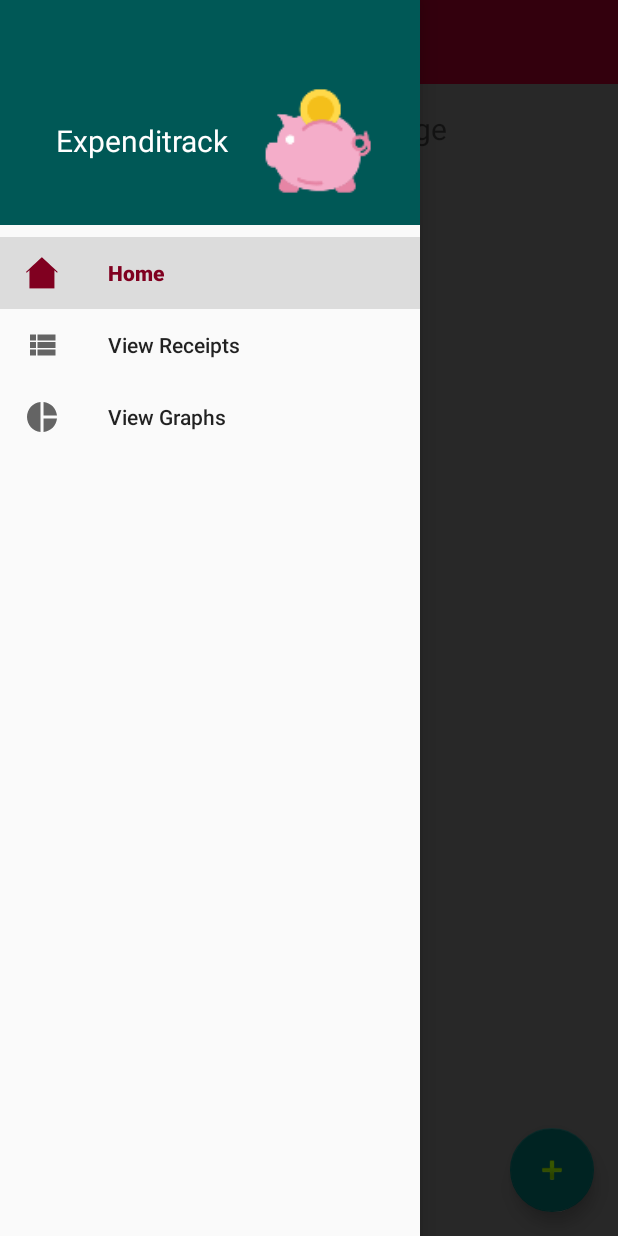
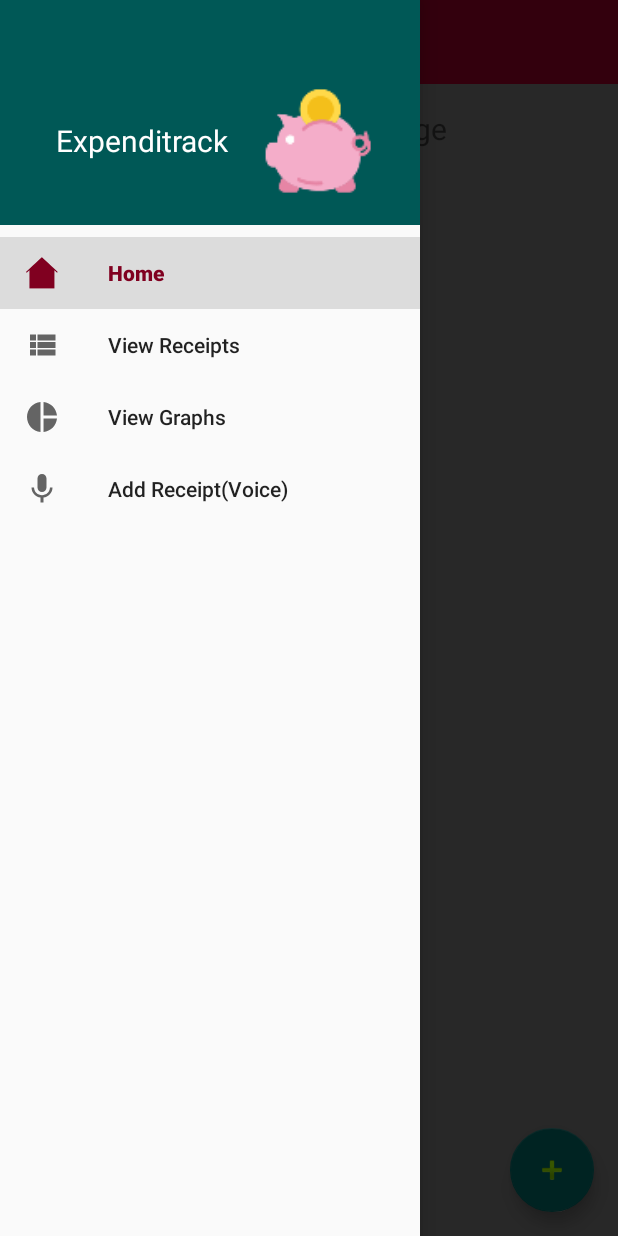
Before and after one commit to mulvaney08/Expenditrack, an Android app: the screen it shows after launch (Main), with the side drawer open, on a phone screen of 412 x 824 dp. Run offline under Robolectric (Android 15) with nearby library versions, the phone set to English and light mode, and no system bars; our stand-ins replace Firebase (no records; nobody signed in at launch, a user with empty details on screens opened directly); libraries missing offline, so code that uses them is left out: com.google.api.client, com.google.api.services.

Commit message:
Voice recognition added

```diff
--- a/app/src/main/java/com/expenditrack/expenditrack/Utils.java
+++ b/app/src/main/java/com/expenditrack/expenditrack/Utils.java
@@ -74,7 +74,7 @@ public class Utils {
         getDatabase();
 
         databaseReference = firebaseDatabase.getReferenceFromUrl("https://expenditrack-184010.firebaseio.com/");
-        receiptRef = databaseReference.child("users").child("aaron").child("receipts");
+        receiptRef = databaseReference.child("users").child("Aaron").child("receipts");
         receiptIDReference = databaseReference.child("receiptIDs");
     }
 
--- /dev/null
+++ b/app/src/main/res/drawable/ic_mic_black_24dp.xml
@@ -0,0 +1,9 @@
+<vector xmlns:android="http://schemas.android.com/apk/res/android"
+        android:width="24dp"
+        android:height="24dp"
+        android:viewportWidth="24.0"
+        android:viewportHeight="24.0">
+    <path
+        android:fillColor="#FF000000"
+        android:pathData="M12,14c1.66,0 2.99,-1.34 2.99,-3L15,5c0,-1.66 -1.34,-3 -3,-3S9,3.34 9,5v6c0,1.66 1.34,3 3,3zM17.3,11c0,3 -2.54,5.1 -5.3,5.1S6.7,14 6.7,11L5,11c0,3.41 2.72,6.23 6,6.72L11,21h2v-3.28c3.28,-0.48 6,-3.3 6,-6.72h-1.7z"/>
+</vector>
--- a/app/src/main/res/menu/drawer_view.xml
+++ b/app/src/main/res/menu/drawer_view.xml
@@ -16,5 +16,11 @@
             android:icon="@drawable/ic_pie_chart_black_24dp"
             android:title="View Graphs"
             />
+        <item
+            android:id="@+id/speechAdd"
+            android:icon="@drawable/ic_mic_black_24dp"
+            android:title="Add Receipt(Voice)"
+            />
+
     </group>
 </menu>
```
Also changed, not shown: app/src/main/java/com/expenditrack/expenditrack/Main.java (+44 -17 lines), 1 other file.
